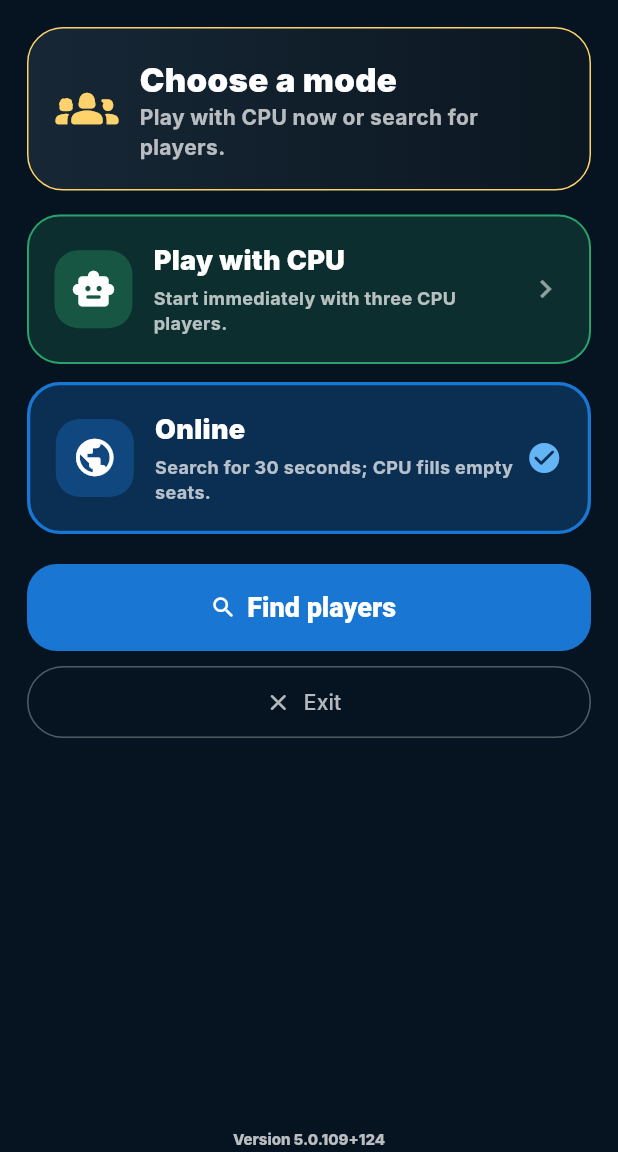
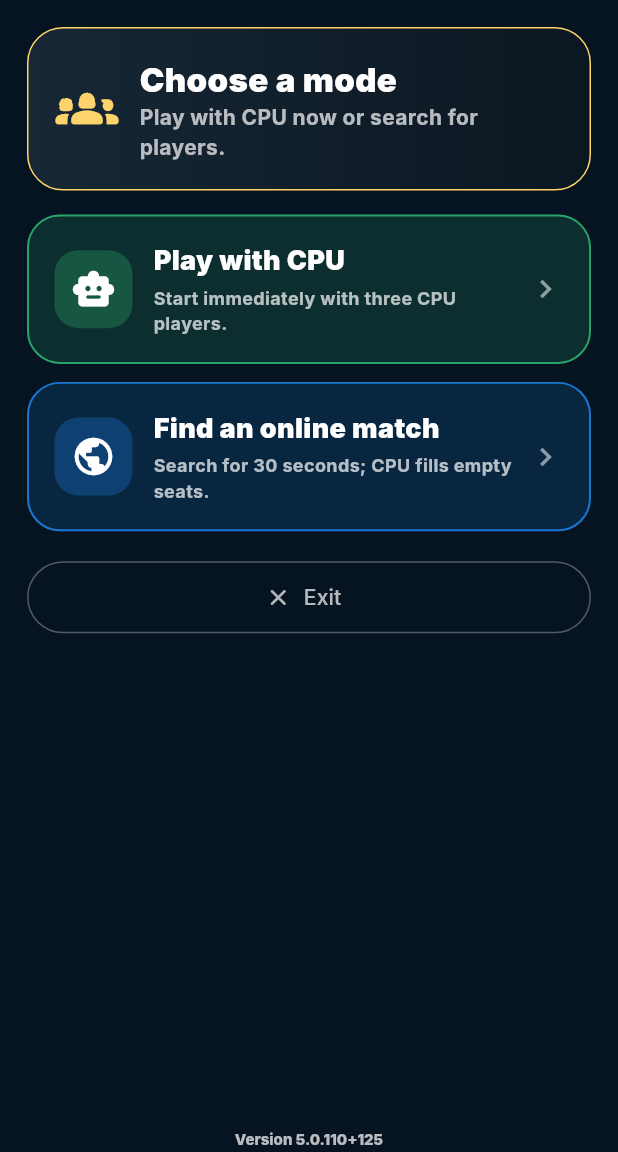
Before and after one commit to acesoftware365/Kapi_Note_2026, a Flutter app: the DominoTeamsOnlineLobbyScreen screen opened by its route, on a phone screen of 412 x 824 dp, the part 84-1236 px from its top. Run offline on Flutter 3.47's test engine with Material 3 defaults, Android fonts, the light colour scheme and no system bars; our stand-ins replace audioplayers, cloud_firestore, firebase_analytics, firebase_auth, firebase_core, firebase_remote_config and 9 more; accounts and stored records are empty; network calls fail; Roboto replaces fonts that are missing (Inter); statements that could not run were skipped.

Commit message:
Start Teams matchmaking from online option

```diff
--- a/lib/screens/domino_teams/domino_teams_online_lobby_screen.dart
+++ b/lib/screens/domino_teams/domino_teams_online_lobby_screen.dart
@@ -367,47 +367,14 @@ class _DominoTeamsOnlineLobbyScreenState
         _modeCard(
           icon: Icons.public_rounded,
           color: const Color(0xFF1976D2),
-          title: 'Online',
+          title: _isSpanish ? 'Buscar partida online' : 'Find an online match',
           subtitle:
               _isSpanish
                   ? 'Busca hasta 30 segundos; el CPU completa los puestos.'
                   : 'Search for 30 seconds; CPU fills empty seats.',
-          selected: true,
+          onTap: _loadingProfile || _joining || _profile == null ? null : _join,
         ),
         const SizedBox(height: 20),
-        FilledButton.icon(
-          onPressed:
-              _loadingProfile || _joining || _profile == null ? null : _join,
-          style: FilledButton.styleFrom(
-            backgroundColor: const Color(0xFF1976D2),
-            foregroundColor: Colors.white,
-            minimumSize: const Size.fromHeight(58),
-            shape: RoundedRectangleBorder(
-              borderRadius: BorderRadius.circular(20),
-            ),
-            textStyle: const TextStyle(
-              fontSize: 18,
-              fontWeight: FontWeight.w900,
-            ),
-          ),
-          icon:
-              _joining || _loadingProfile
-                  ? const SizedBox(
-                    width: 22,
-                    height: 22,
-                    child: CircularProgressIndicator(
-                      strokeWidth: 3,
-                      color: Colors.white,
-                    ),
-                  )
-                  : const Icon(Icons.search_rounded),
-          label: Text(
-            _joining
-                ? (_isSpanish ? 'Entrando...' : 'Joining...')
-                : (_isSpanish ? 'Buscar jugadores' : 'Find players'),
-          ),
-        ),
-        const SizedBox(height: 10),
         OutlinedButton.icon(
           onPressed: _cancel,
           style: OutlinedButton.styleFrom(
--- a/pubspec.yaml
+++ b/pubspec.yaml
@@ -3,7 +3,7 @@ description: "dominoes note"
 # The following line prevents the package from being accidentally published to
 # pub.dev using `flutter pub publish`. This is preferred for private packages.
 publish_to: 'none' # Remove this line if you wish to publish to pub.dev
-version: 5.0.109+124
+version: 5.0.110+125
 
 # The following defines the version and build number for your application.
 # A version number is three numbers separated by dots, like 1.2.43
```
Also changed, not shown: 2 other files.
